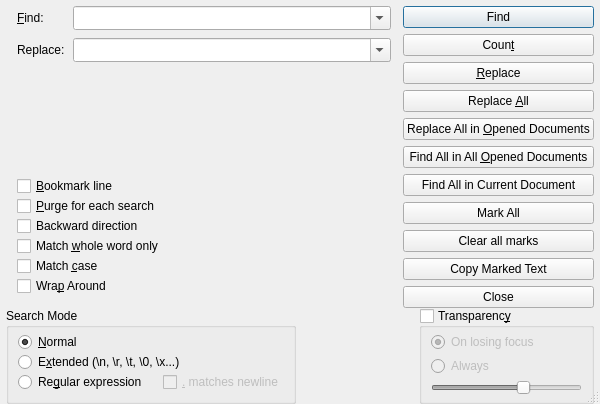
dail8859/NotepadNext, file src/dialogs/FindReplaceDialog.ui: the form before one commit.
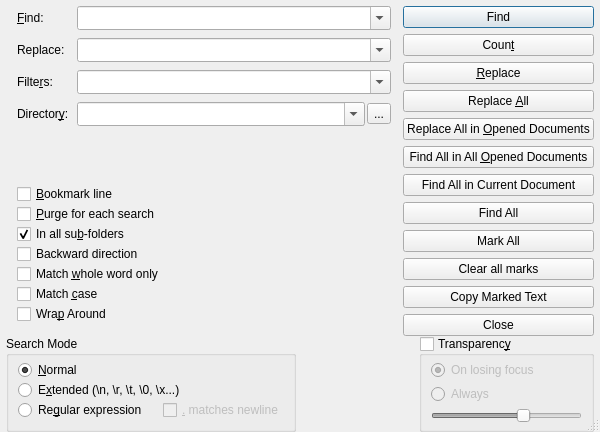
The form after the commit.

Patch:
```diff
--- a/src/dialogs/FindReplaceDialog.ui
+++ b/src/dialogs/FindReplaceDialog.ui
@@ -305,6 +305,16 @@
          </property>
         </widget>
        </item>
+       <item>
+        <widget class="QPushButton" name="buttonFindAllInFiles">
+         <property name="text">
+          <string>Find All</string>
+         </property>
+         <property name="autoDefault">
+          <bool>false</bool>
+         </property>
+        </widget>
+       </item>
        <item>
         <widget class="QPushButton" name="buttonMarkAll">
          <property name="text">
@@ -455,6 +465,98 @@
            </property>
           </widget>
          </item>
+         <item row="2" column="0">
+          <widget class="QLabel" name="labelFilters">
+           <property name="text">
+            <string>Filte&amp;rs:</string>
+           </property>
+           <property name="buddy">
+            <cstring>comboFilters</cstring>
+           </property>
+          </widget>
+         </item>
+         <item row="2" column="1">
+          <widget class="QComboBox" name="comboFilters">
+           <property name="sizePolicy">
+            <sizepolicy hsizetype="MinimumExpanding" vsizetype="Fixed">
+             <horstretch>0</horstretch>
+             <verstretch>0</verstretch>
+            </sizepolicy>
+           </property>
+           <property name="editable">
+            <bool>true</bool>
+           </property>
+           <property name="maxCount">
+            <number>10</number>
+           </property>
+           <property name="insertPolicy">
+            <enum>QComboBox::NoInsert</enum>
+           </property>
+           <property name="sizeAdjustPolicy">
+            <enum>QComboBox::AdjustToMinimumContentsLengthWithIcon</enum>
+           </property>
+          </widget>
+         </item>
+         <item row="3" column="0">
+          <widget class="QLabel" name="labelDirectory">
+           <property name="text">
+            <string>Director&amp;y:</string>
+           </property>
+           <property name="buddy">
+            <cstring>comboDirectory</cstring>
+           </property>
+          </widget>
+         </item>
+         <item row="3" column="1">
+          <widget class="QWidget" name="directoryWidget" native="true">
+           <layout class="QHBoxLayout" name="horizontalLayoutDirectory">
+            <property name="spacing">
+             <number>2</number>
+            </property>
+            <property name="leftMargin">
+             <number>0</number>
+            </property>
+            <property name="topMargin">
+             <number>0</number>
+            </property>
+            <property name="rightMargin">
+             <number>0</number>
+            </property>
+            <property name="bottomMargin">
+             <number>0</number>
+            </property>
+            <item>
+             <widget class="QComboBox" name="comboDirectory">
+              <property name="sizePolicy">
+               <sizepolicy hsizetype="MinimumExpanding" vsizetype="Fixed">
+                <horstretch>0</horstretch>
+                <verstretch>0</verstretch>
+               </sizepolicy>
+              </property>
+              <property name="editable">
+               <bool>true</bool>
+              </property>
+              <property name="maxCount">
+               <number>10</number>
+              </property>
+              <property name="insertPolicy">
+               <enum>QComboBox::NoInsert</enum>
+              </property>
+              <property name="sizeAdjustPolicy">
+               <enum>QComboBox::AdjustToMinimumContentsLengthWithIcon</enum>
+              </property>
+             </widget>
+            </item>
+            <item>
+             <widget class="QToolButton" name="buttonBrowseDirectory">
+              <property name="text">
+               <string notr="true">...</string>
+              </property>
+             </widget>
+            </item>
+           </layout>
+          </widget>
+         </item>
         </layout>
        </item>
        <item>
@@ -489,6 +591,16 @@
            </property>
           </widget>
          </item>
+         <item>
+          <widget class="QCheckBox" name="checkBoxInSubFolders">
+           <property name="text">
+            <string>In all su&amp;b-folders</string>
+           </property>
+           <property name="checked">
+            <bool>true</bool>
+           </property>
+          </widget>
+         </item>
          <item>
           <widget class="QCheckBox" name="checkBoxBackwardsDirection">
            <property name="text">
```
Left out of the diff: 4 changed lines with no effect on the pictures.
